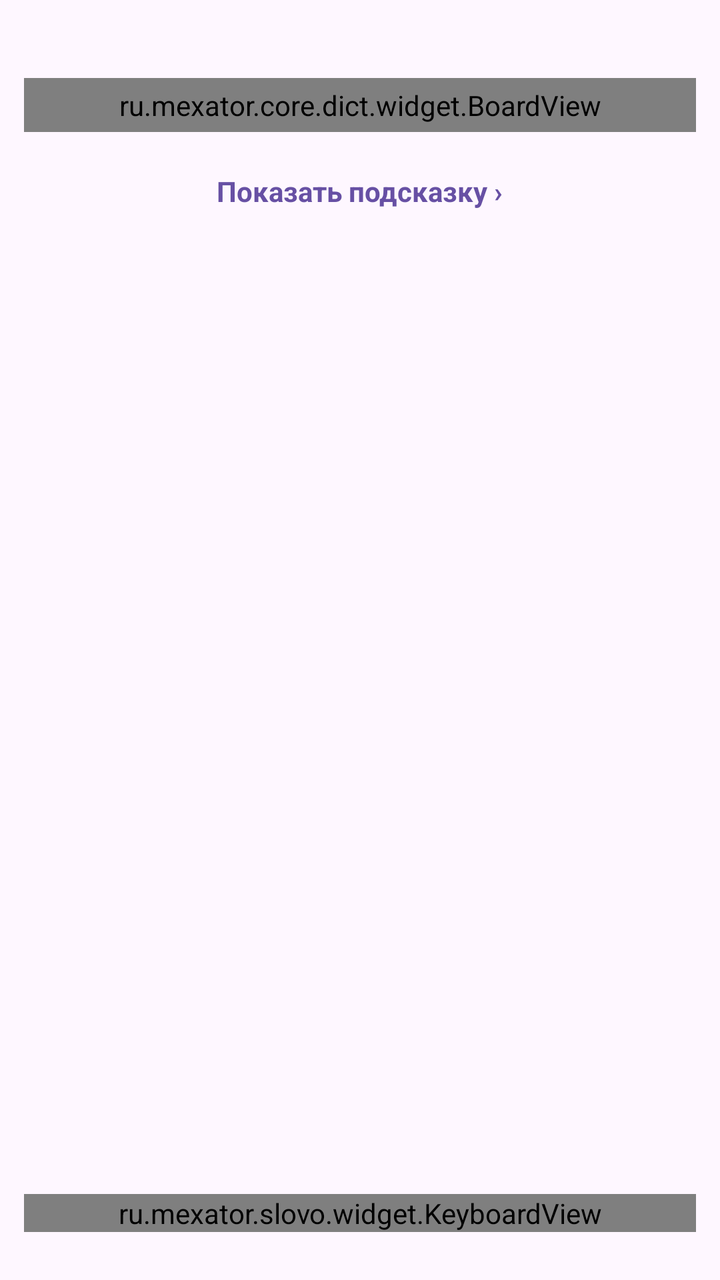
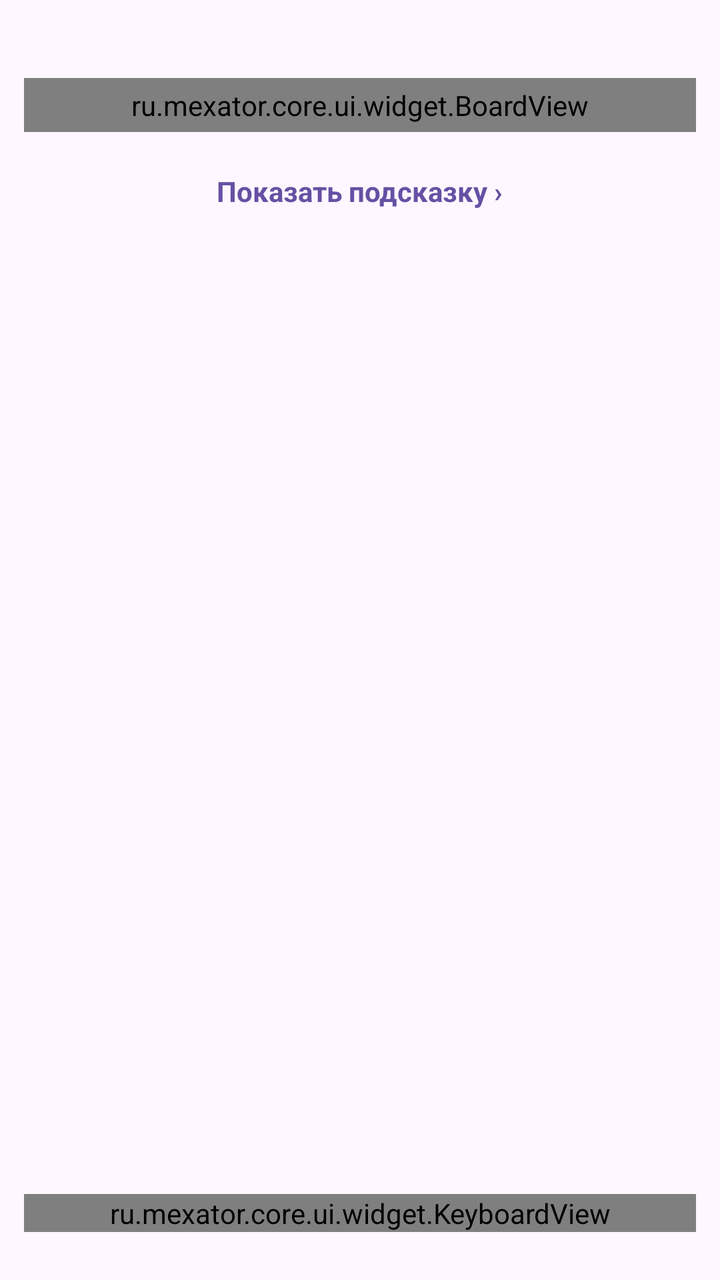

Screens rendered from an Android XML layout before and after an edit, with the pre-edit source and the edit as a unified diff.
<!-- AndroidManifest.xml: application theme Theme.Slovo -->
<!-- res/layout/scene_game.xml -->
<?xml version="1.0" encoding="utf-8"?>
<LinearLayout xmlns:android="http://schemas.android.com/apk/res/android"
    xmlns:app="http://schemas.android.com/apk/res-auto"
    android:layout_width="match_parent"
    android:layout_height="match_parent"
    android:orientation="vertical"
    android:padding="12dp">

    <TextView
        android:id="@+id/game_status"
        android:layout_width="wrap_content"
        android:layout_height="wrap_content"
        android:layout_gravity="center_horizontal"
        android:textSize="14sp" />

    
    <ru.mexator.core.dict.widget.BoardView
        android:id="@+id/board"
        android:layout_width="match_parent"
        android:layout_height="wrap_content"
        android:layout_marginTop="8dp"
        android:background="#E8E8E8"
        android:padding="4dp"
        android:transitionName="board"
        app:boardRows="6"
        app:boardColumns="5"
        app:boardCellSize="52dp"
        app:boardCellMargin="3dp"
        app:boardCellTextSize="22sp" />

    
    <TextView
        android:id="@+id/hint_toggle"
        android:layout_width="wrap_content"
        android:layout_height="wrap_content"
        android:layout_gravity="center_horizontal"
        android:layout_marginTop="12dp"
        android:background="?attr/selectableItemBackground"
        android:paddingHorizontal="16dp"
        android:paddingVertical="8dp"
        android:text="@string/show_hint"
        android:textColor="?attr/colorPrimary"
        android:textSize="14sp"
        android:textStyle="bold" />

    
    <TextView
        android:id="@+id/hint_text"
        android:layout_width="match_parent"
        android:layout_height="wrap_content"
        android:paddingTop="8dp"
        android:textSize="14sp"
        android:visibility="gone" />

    <Space
        android:layout_width="match_parent"
        android:layout_height="0dp"
        android:layout_weight="1" />

    
    <ru.mexator.slovo.widget.KeyboardView
        android:id="@+id/keyboard"
        android:layout_width="match_parent"
        android:layout_height="wrap_content"
        android:layout_marginBottom="12dp"
        android:transitionName="keyboard" />
</LinearLayout>
<!-- resources referenced by this layout -->
<resources>
  <string name="show_hint">Показать подсказку ›</string>
  <style name="Theme.Slovo" parent="Theme.Material3.Light.NoActionBar">
          <item name="android:windowActivityTransitions">true</item>
      </style>
</resources>

<!-- the commit's change to res/layout/scene_game.xml (unified diff, before → after) -->
@@ -14,12 +14,12 @@
         android:textSize="14sp" />
 
     
-    <ru.mexator.core.dict.widget.BoardView
+    <ru.mexator.core.ui.widget.BoardView
         android:id="@+id/board"
         android:layout_width="match_parent"
         android:layout_height="wrap_content"
         android:layout_marginTop="8dp"
-        android:background="#E8E8E8"
+        android:background="@color/board_frame"
         android:padding="4dp"
         android:transitionName="board"
         app:boardRows="6"
@@ -58,7 +58,7 @@
         android:layout_weight="1" />
 
     
-    <ru.mexator.slovo.widget.KeyboardView
+    <ru.mexator.core.ui.widget.KeyboardView
         android:id="@+id/keyboard"
         android:layout_width="match_parent"
         android:layout_height="wrap_content"
